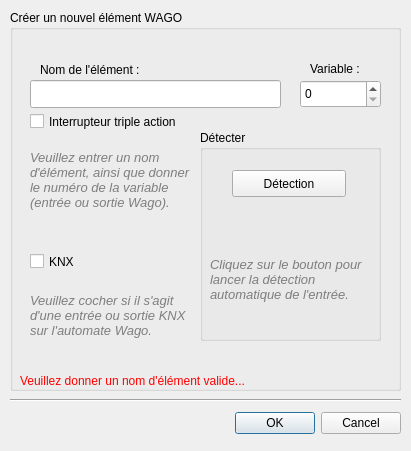
calaos/calaos_installer, file data/dialognewwago.ui: the form before one commit.
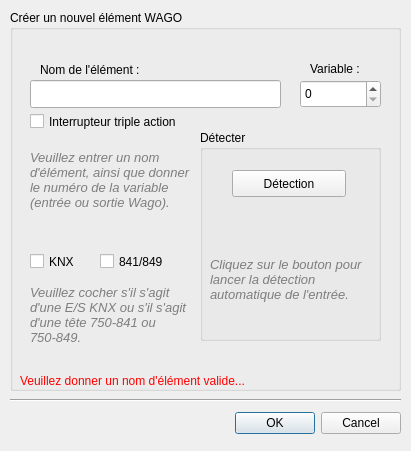
The form after the commit. Icons and pictures are not drawn.

Commit message: Remove left nav bar, finish knx and 841/849 support, and more work...

Diff of the .ui file:
```diff
--- a/data/dialognewwago.ui
+++ b/data/dialognewwago.ui
@@ -586,7 +586,7 @@
      <rect>
       <x>20</x>
       <y>240</y>
-      <width>98</width>
+      <width>61</width>
       <height>23</height>
      </rect>
     </property>
@@ -677,7 +677,7 @@
 &lt;html&gt;&lt;head&gt;&lt;meta name=&quot;qrichtext&quot; content=&quot;1&quot; /&gt;&lt;style type=&quot;text/css&quot;&gt;
 p, li { white-space: pre-wrap; }
 &lt;/style&gt;&lt;/head&gt;&lt;body style=&quot; font-family:'Sans Serif'; font-size:10pt; font-weight:400; font-style:italic;&quot;&gt;
-&lt;p style=&quot; margin-top:0px; margin-bottom:0px; margin-left:0px; margin-right:0px; -qt-block-indent:0; text-indent:0px;&quot;&gt;&lt;span style=&quot; font-family:'DejaVu Sans';&quot;&gt;Veuillez cocher si il s'agit d'une entrée ou sortie KNX sur l'automate Wago.&lt;/span&gt;&lt;/p&gt;&lt;/body&gt;&lt;/html&gt;</string>
+&lt;p style=&quot; margin-top:0px; margin-bottom:0px; margin-left:0px; margin-right:0px; -qt-block-indent:0; text-indent:0px;&quot;&gt;&lt;span style=&quot; font-family:'DejaVu Sans';&quot;&gt;Veuillez cocher s'il s'agit d'une E/S KNX ou s'il s'agit d'une tête 750-841 ou 750-849.&lt;/span&gt;&lt;/p&gt;&lt;/body&gt;&lt;/html&gt;</string>
     </property>
     <property name="textFormat">
      <enum>Qt::AutoText</enum>
@@ -686,6 +686,19 @@
      <bool>true</bool>
     </property>
    </widget>
+   <widget class="QCheckBox" name="check841">
+    <property name="geometry">
+     <rect>
+      <x>90</x>
+      <y>240</y>
+      <width>91</width>
+      <height>23</height>
+     </rect>
+    </property>
+    <property name="text">
+     <string>841/849</string>
+    </property>
+   </widget>
   </widget>
  </widget>
  <resources>
```
Left out of the diff: 6 changed lines with no effect on the pictures. The commit also changes 8 other files.
